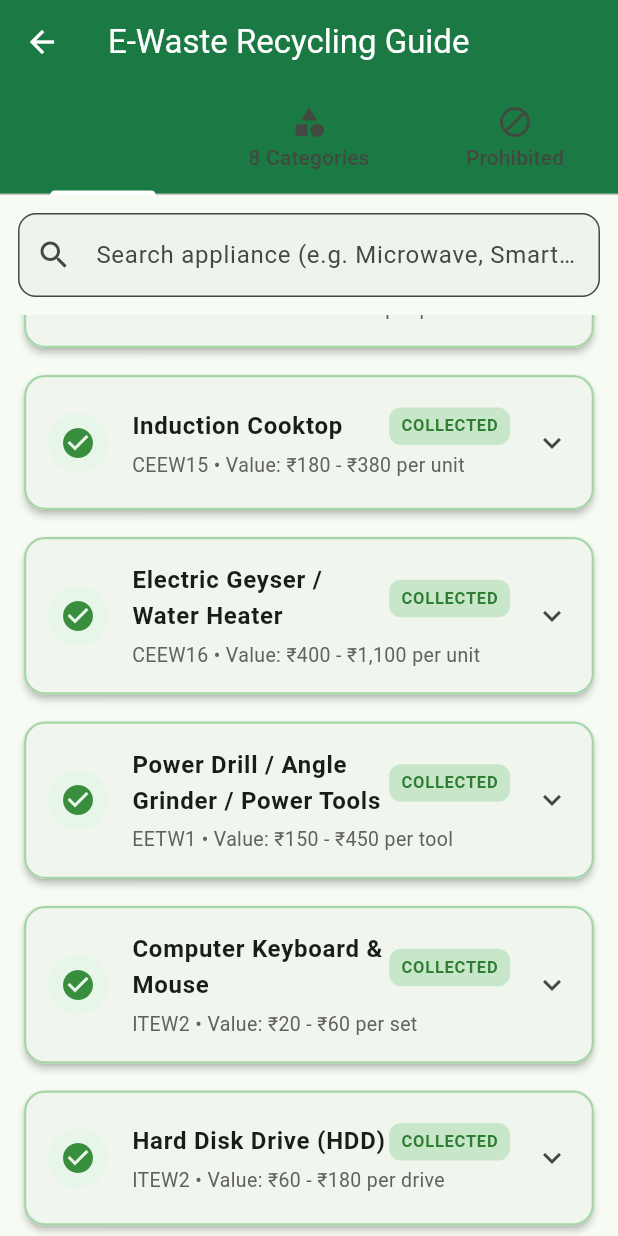
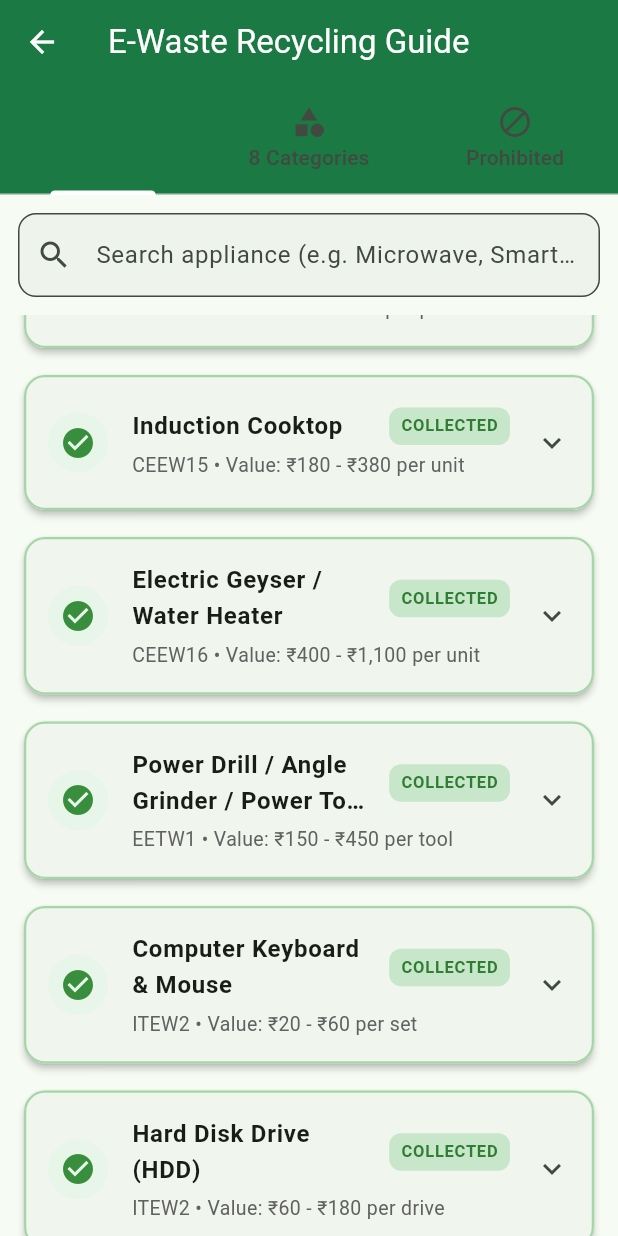
Before and after one commit to SaltyGravy/kabadiconnect, a Flutter app: the EwasteGuideScreen screen opened directly, scrolled down 2304 dp, on a phone screen of 412 x 824 dp. Run offline on Flutter 3.47's test engine with Material 3 defaults, Android fonts, the phone set to English and light mode, and no system bars; our stand-ins replace camera, cloud_firestore, connectivity_plus, firebase_auth, firebase_core, flutter_tts and 5 more; missing offline and left inert: tflite_flutter; accounts and stored records are empty.

Commit message:
Fix vertical one-char-per-line text wrapping bug (v1.6.1)
A long non-flexible Row sibling (price pill / mode toggle + icon buttons)
was squeezing the Expanded title next to it down to near-zero width,
causing text to wrap one character per line instead of overflowing
normally. Fixed in the E-Waste Guide categories tab (price badge moved to
its own line) and the AI Copilot sheet header (compacted the mode toggle
and icon buttons), plus added maxLines/ellipsis as a defensive backstop
on every affected title Text.

```diff
--- a/app/lib/features/collector/knowledge/ewaste_guide_screen.dart
+++ b/app/lib/features/collector/knowledge/ewaste_guide_screen.dart
@@ -132,9 +132,12 @@ class _EwasteGuideScreenState extends State<EwasteGuideScreen> with SingleTicker
             Expanded(
               child: Text(
                 item.name,
+                maxLines: 2,
+                overflow: TextOverflow.ellipsis,
                 style: const TextStyle(fontWeight: FontWeight.bold, fontSize: 16),
               ),
             ),
+            const SizedBox(width: 8),
             Container(
               padding: const EdgeInsets.symmetric(horizontal: 8, vertical: 4),
               decoration: BoxDecoration(
@@ -299,17 +302,31 @@ class _EwasteGuideScreenState extends State<EwasteGuideScreen> with SingleTicker
                         children: [
                           Text(
                             guide?.name ?? cat.key,
+                            maxLines: 1,
+                            overflow: TextOverflow.ellipsis,
                             style: const TextStyle(fontWeight: FontWeight.bold, fontSize: 16),
                           ),
                           Text(
                             cat.key,
+                            maxLines: 1,
+                            overflow: TextOverflow.ellipsis,
                             style: TextStyle(color: cat.color, fontWeight: FontWeight.w600, fontSize: 12),
                           ),
                         ],
                       ),
                     ),
-                    if (guide != null)
-                      Container(
+                  ],
+                ),
+                if (guide != null) ...[
+                  const SizedBox(height: 10),
+                  // Own line, not squeezed beside the title -- this price
+                  // description can be long ("graded by gold/component
+                  // density"), and cramming it into the header Row forced
+                  // the title into a near-zero-width column that wrapped
+                  // one character per line.
+                  Align(
+                    alignment: Alignment.centerLeft,
+                    child: Container(
                       padding: const EdgeInsets.symmetric(horizontal: 8, vertical: 4),
                       decoration: BoxDecoration(
                         color: Colors.green.shade50,
@@ -321,9 +338,7 @@ class _EwasteGuideScreenState extends State<EwasteGuideScreen> with SingleTicker
                         style: TextStyle(fontSize: 12, fontWeight: FontWeight.bold, color: Colors.green.shade800),
                       ),
                     ),
-                  ],
                   ),
-                if (guide != null) ...[
                   const SizedBox(height: 12),
                   Text(guide.description, style: const TextStyle(fontSize: 14)),
                   const SizedBox(height: 10),
@@ -419,6 +434,8 @@ class _EwasteGuideScreenState extends State<EwasteGuideScreen> with SingleTicker
                     Expanded(
                       child: Text(
                         p.categoryName,
+                        maxLines: 2,
+                        overflow: TextOverflow.ellipsis,
                         style: const TextStyle(fontWeight: FontWeight.bold, fontSize: 16),
                       ),
                     ),
--- a/app/pubspec.yaml
+++ b/app/pubspec.yaml
@@ -16,7 +16,7 @@ publish_to: 'none' # Remove this line if you wish to publish to pub.dev
 # https://developer.apple.com/library/archive/documentation/General/Reference/InfoPlistKeyReference/Articles/CoreFoundationKeys.html
 # In Windows, build-name is used as the major, minor, and patch parts
 # of the product and file versions while build-number is used as the build suffix.
-version: 1.6.0+12
+version: 1.6.1+13
 
 environment:
   sdk: ^3.13.0
```
Also changed, not shown: app/lib/features/collector/lot/ai_voice_assistant_sheet.dart (+21 -11 lines), 1 other file. Lines whose indentation alone changed are shown as unchanged.
